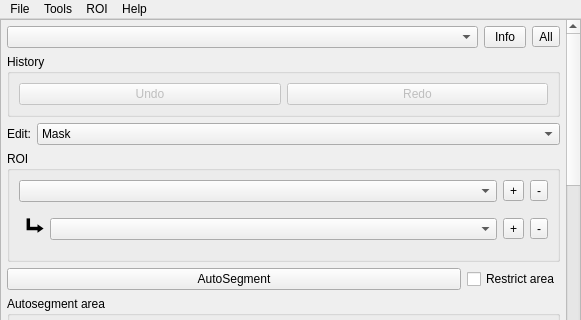
The window that src/dafne/ui/toolbox.ui (dafne-imaging/dafne) describes before a commit, drawn with Qt 5; both pictures show x 0 to 581 and y 0 to 320 of the 581 by 857 pixel window.
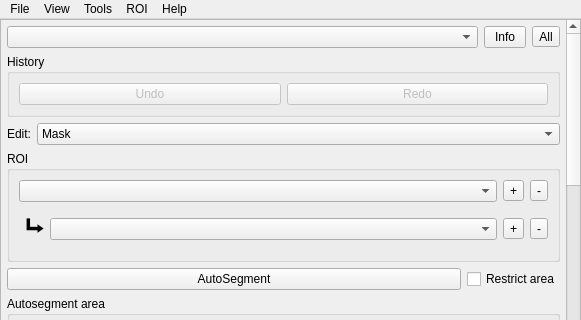
The same window after the commit. Icons and pictures are not drawn.

```diff
--- a/src/dafne/ui/toolbox.ui
+++ b/src/dafne/ui/toolbox.ui
@@ -1004,7 +1004,7 @@
      <x>0</x>
      <y>0</y>
      <width>581</width>
-     <height>30</height>
+     <height>32</height>
     </rect>
    </property>
    <widget class="QMenu" name="menuFile">
@@ -1107,7 +1107,14 @@
     <addaction name="actionMultiple_combine"/>
     <addaction name="actionRemove_overlap"/>
    </widget>
+   <widget class="QMenu" name="menuView">
+    <property name="title">
+     <string>View</string>
+    </property>
+    <addaction name="action3D_Viewer"/>
+   </widget>
    <addaction name="menuFile"/>
+   <addaction name="menuView"/>
    <addaction name="menuTools"/>
    <addaction name="menuROI"/>
    <addaction name="menuHelp"/>
```
Left out of the diff: 10 changed lines with no effect on the pictures.
